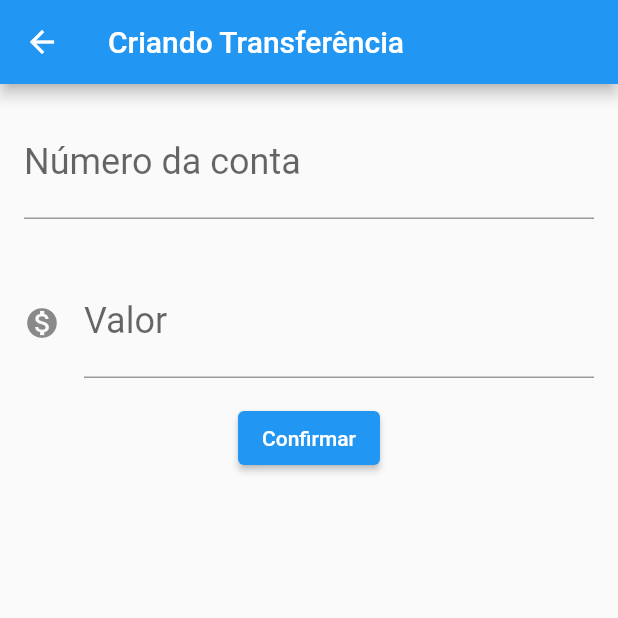
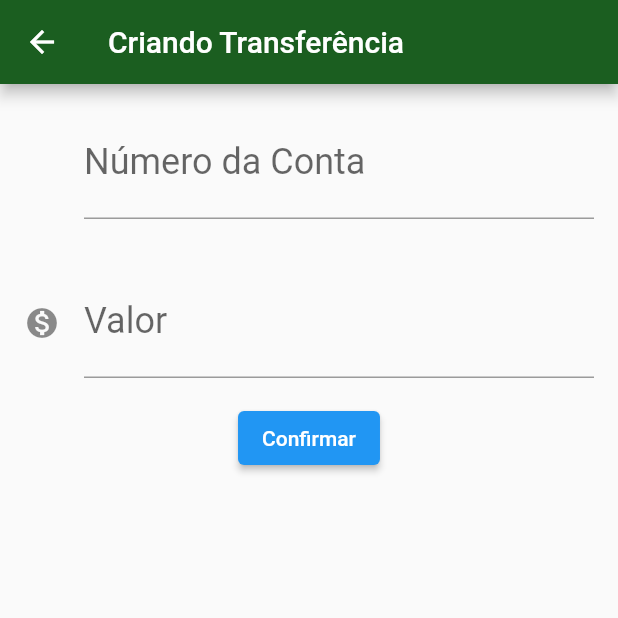
Before and after one commit to alexomantovani/bytebank, a Flutter app: the screen it shows after launch, after a tap on the "add" icon, on a phone screen of 412 x 824 dp, the top half of it. Run offline on Flutter 3.47's test engine with Material 2 defaults, Android fonts, the phone set to English and light mode, and no system bars.

Commit message:
update aula 1.5

```diff
--- /dev/null
+++ b/lib/components/editor.dart
@@ -0,0 +1,33 @@
+import 'package:flutter/material.dart';
+
+class Editor extends StatelessWidget {
+  final TextEditingController controlador;
+  final String rotulo;
+  final String dica;
+  final IconData? icone;
+
+  const Editor({
+    Key? key,
+    this.icone,
+    required this.controlador,
+    required this.rotulo,
+    required this.dica,
+  }) : super(key: key);
+
+  @override
+  Widget build(BuildContext context) {
+    return Padding(
+      padding: const EdgeInsets.all(16.0),
+      child: TextField(
+        controller: controlador,
+        style: const TextStyle(fontSize: 24.0),
+        decoration: InputDecoration(
+          icon: Icon(icone),
+          labelText: rotulo,
+          hintText: dica,
+        ),
+        keyboardType: TextInputType.number,
+      ),
+    );
+  }
+}
--- a/lib/main.dart
+++ b/lib/main.dart
@@ -1,4 +1,6 @@
 import 'package:flutter/material.dart';
+
+import 'screens/lista_transferencia.dart';
 
 void main() => runApp(const ByteBankApp());
 
@@ -9,164 +11,18 @@ class ByteBankApp extends StatelessWidget {
   Widget build(BuildContext context) {
     return MaterialApp(
       debugShowCheckedModeBanner: false,
-      home: Scaffold(
-        body: ListaListaTransferencias(),
+      theme: ThemeData(
+        appBarTheme: AppBarTheme(
+          backgroundColor: Colors.green.shade900,
+        ),
+        buttonTheme: ButtonThemeData(
+          buttonColor: Colors.blueAccent.shade700,
+          textTheme: ButtonTextTheme.primary,
+        ),
+      ),
+      home: const Scaffold(
+        body: ListaTransferencias(),
       ),
     );
   }
 }
-
-class FormularioTransferencia extends StatelessWidget {
-  final TextEditingController _controladorCampoNumeroConta =
-      TextEditingController();
-
-  final TextEditingController _controladorCampoValor = TextEditingController();
-
-  FormularioTransferencia({Key? key}) : super(key: key);
-
-  @override
-  Widget build(BuildContext context) {
-    return Scaffold(
-      appBar: AppBar(
-        title: const Text('Criando Transferência'),
-      ),
-      body: Column(
-        children: <Widget>[
-          Editor(
-            controlador: _controladorCampoNumeroConta,
-            dica: '0000',
-            rotulo: 'Número da conta',
-          ),
-          Editor(
-            controlador: _controladorCampoValor,
-            dica: '0.00',
-            rotulo: 'Valor',
-            icone: Icons.monetization_on,
-          ),
-          ElevatedButton(
-            child: const Text('Confirmar'),
-            onPressed: () => _criaTransferencia(context),
-          ),
-        ],
-      ),
-    );
-  }
-
-  void _criaTransferencia(BuildContext context) {
-    final int? numeroConta = int.tryParse(_controladorCampoNumeroConta.text);
-    final double? valor = double.tryParse(_controladorCampoValor.text);
-
-    if (numeroConta != null && valor != null) {
-      final transferenciaCriada = Transferencia(valor, numeroConta);
-      debugPrint('Criando transferência');
-      debugPrint('$transferenciaCriada');
-      Navigator.pop(context);
-    } else {
-      debugPrint('Dados incompatíveis');
-    }
-  }
-}
-
-class Editor extends StatelessWidget {
-  final TextEditingController controlador;
-  final String rotulo;
-  final String dica;
-  final IconData? icone;
-
-  const Editor({
-    Key? key,
-    this.icone,
-    required this.controlador,
-    required this.rotulo,
-    required this.dica,
-  }) : super(key: key);
-
-  @override
-  Widget build(BuildContext context) {
-    return Padding(
-      padding: const EdgeInsets.all(16.0),
-      child: TextField(
-        controller: controlador,
-        style: const TextStyle(fontSize: 24.0),
-        decoration: InputDecoration(
-          icon: icone != null ? Icon(icone) : null,
-          labelText: rotulo,
-          hintText: dica,
-        ),
-        keyboardType: TextInputType.number,
-      ),
-    );
-  }
-}
-
-class ListaListaTransferencias extends StatelessWidget {
-  final List<Transferencia> _transferencias = [];
-
-  ListaListaTransferencias({Key? key}) : super(key: key);
-
-  @override
-  Widget build(BuildContext context) {
-    _transferencias.add(Transferencia(100.0, 1000));
-    _transferencias.add(Transferencia(100.0, 1000));
-    _transferencias.add(Transferencia(100.0, 1000));
-    _transferencias.add(Transferencia(100.0, 1000));
-    return Scaffold(
-      appBar: AppBar(
-        title: const Text('Transferências'),
-      ),
-      body: ListView.builder(
-        itemCount: _transferencias.length,
-        itemBuilder: (context, index) {
-          Transferencia transferencia = _transferencias[index];
-          return ItemTransferencia(transferencia);
-        },
-      ),
-      floatingActionButton: FloatingActionButton(
-          child: const Icon(Icons.add),
-          onPressed: () async {
-            final Future<Transferencia> future = await Navigator.push(context,
-                MaterialPageRoute(builder: (context) {
-              return FormularioTransferencia();
-            }));
-
-            future.then((transferenciaRecebida) {
-              debugPrint('chegou o then do future');
-              debugPrint('$transferenciaRecebida');
-              _transferencias.add(transferenciaRecebida);
-            });
-          }),
-    );
-  }
-}
-
-class ItemTransferencia extends StatelessWidget {
-  final Transferencia _transferencia;
-
-  const ItemTransferencia(
-    this._transferencia, {
-    Key? key,
-  }) : super(key: key);
-
-  @override
-  Widget build(BuildContext context) {
-    return Card(
-      child: ListTile(
-        leading: const Icon(Icons.monetization_on),
-        title: Text(_transferencia.valor.toString()),
-        subtitle: Text(_transferencia.numeroConta.toString()),
-      ),
-    );
-  }
-}
-
-class Transferencia {
-  final double valor;
-  final int numeroConta;
-
-  Transferencia(this.valor, this.numeroConta);
-
-  @override
-  String toString() {
-    return 'Transferencia{valor: $valor, numeroConta: $numeroConta}';
-  }
-}
--- /dev/null
+++ b/lib/models/transferencia.dart
@@ -0,0 +1,11 @@
+class Transferencia {
+  final double valor;
+  final int numeroConta;
+
+  Transferencia(this.valor, this.numeroConta);
+
+  @override
+  String toString() {
+    return 'Transferencia{valor: $valor, numeroConta: $numeroConta}';
+  }
+}
--- /dev/null
+++ b/lib/screens/formulario.dart
@@ -0,0 +1,69 @@
+import 'package:flutter/material.dart';
+
+import '/components/editor.dart';
+import '/models/transferencia.dart';
+
+const _tituloAppBar = 'Criando Transferência';
+
+const _rotuloCampoValor = 'Valor';
+const _dicaCampoValor = '0.00';
+
+const _rotuloCampoNumeroConta = 'Número da Conta';
+const _dicaCampoNumeroConta = '0000';
+
+const _textoBotaoConfirmar = 'Confirmar';
+
+class FormularioTransferencia extends StatefulWidget {
+  const FormularioTransferencia({Key? key}) : super(key: key);
+
+  @override
+  State<FormularioTransferencia> createState() =>
+      _FormularioTransferenciaState();
+}
+
+class _FormularioTransferenciaState extends State<FormularioTransferencia> {
+  final TextEditingController _controladorCampoNumeroConta =
+      TextEditingController();
+
+  final TextEditingController _controladorCampoValor = TextEditingController();
+
+  @override
+  Widget build(BuildContext context) {
+    return Scaffold(
+      appBar: AppBar(
+        title: const Text(_tituloAppBar),
+      ),
+      body: Column(
+        children: <Widget>[
+          Editor(
+            controlador: _controladorCampoNumeroConta,
+            dica: _dicaCampoNumeroConta,
+            rotulo: _rotuloCampoNumeroConta,
+          ),
+          Editor(
+            controlador: _controladorCampoValor,
+            dica: _dicaCampoValor,
+            rotulo: _rotuloCampoValor,
+            icone: Icons.monetization_on,
+          ),
+          ElevatedButton(
+            child: const Text(_textoBotaoConfirmar),
+            onPressed: () => _criaTransferencia(context),
+          ),
+        ],
+      ),
+    );
+  }
+
+  void _criaTransferencia(BuildContext context) {
+    final int? numeroConta = int.tryParse(_controladorCampoNumeroConta.text);
+    final double? valor = double.tryParse(_controladorCampoValor.text);
+
+    if (numeroConta != null && valor != null) {
+      final transferenciaCriada = Transferencia(valor, numeroConta);
+      Navigator.pop(context, transferenciaCriada);
+    } else {
+      debugPrint('Dados incompatíveis');
+    }
+  }
+}
--- /dev/null
+++ b/lib/screens/lista_transferencia.dart
@@ -0,0 +1,71 @@
+import 'package:flutter/material.dart';
+
+import '/models/transferencia.dart';
+import './formulario.dart';
+
+const _tituloAppBar = 'Transferências';
+
+class ListaTransferencias extends StatefulWidget {
+  const ListaTransferencias({Key? key}) : super(key: key);
+
+  @override
+  State<ListaTransferencias> createState() => _ListaTransferenciasState();
+}
+
+class _ListaTransferenciasState extends State<ListaTransferencias> {
+  final List<Transferencia> _transferencias = [];
+
+  @override
+  Widget build(BuildContext context) {
+    return Scaffold(
+      appBar: AppBar(
+        title: const Text(_tituloAppBar),
+      ),
+      body: ListView.builder(
+        itemCount: _transferencias.length,
+        itemBuilder: (context, index) {
+          Transferencia transferencia = _transferencias[index];
+          return ItemTransferencia(transferencia);
+        },
+      ),
+      floatingActionButton: FloatingActionButton(
+        child: const Icon(Icons.add),
+        onPressed: () {
+          Future<dynamic> future =
+              Navigator.push(context, MaterialPageRoute(builder: (context) {
+            return FormularioTransferencia();
+          }));
+
+          future.then(
+              (transferenciaRecebida) => _atualiza(transferenciaRecebida));
+        },
+      ),
+    );
+  }
+
+  void _atualiza(Transferencia transferenciaRecebida) {
+    setState(
+      () => _transferencias.add(transferenciaRecebida),
+    );
+  }
+}
+
+class ItemTransferencia extends StatelessWidget {
+  final Transferencia _transferencia;
+
+  const ItemTransferencia(
+    this._transferencia, {
+    Key? key,
+  }) : super(key: key);
+
+  @override
+  Widget build(BuildContext context) {
+    return Card(
+      child: ListTile(
+        leading: const Icon(Icons.monetization_on),
+        title: Text(_transferencia.valor.toString()),
+        subtitle: Text(_transferencia.numeroConta.toString()),
+      ),
+    );
+  }
+}
```
